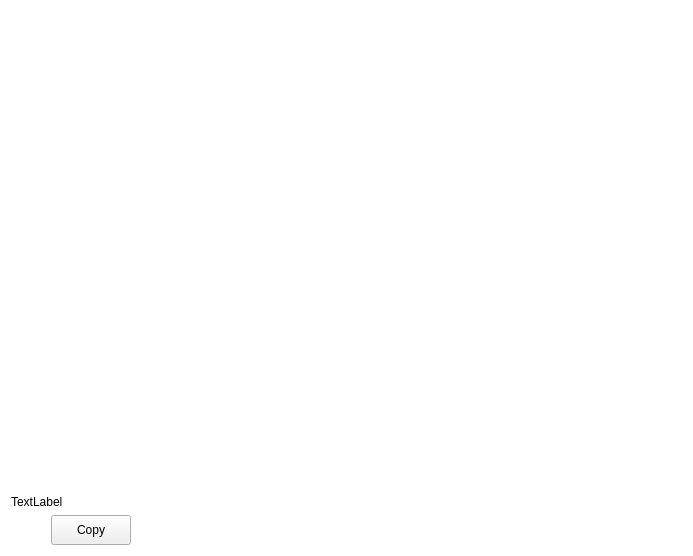
nextcloud/desktop, file src/gui/activitywidget.ui: the form before one commit.
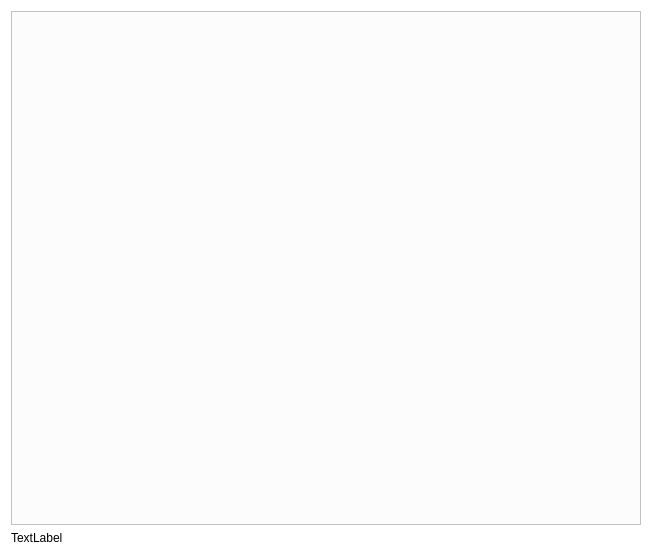
The form after the commit.

Commit message:
Fixes #533: Removes the copy activities/notifications button
- Also removes the signal/slot associated with it.
- Minor changes: removes white background and changes frame style to the
same used in the accountsettings for consistency.

```diff
--- a/src/gui/activitywidget.ui
+++ b/src/gui/activitywidget.ui
@@ -6,7 +6,7 @@
    <rect>
     <x>0</x>
     <y>0</y>
-    <width>693</width>
+    <width>652</width>
     <height>556</height>
    </rect>
   </property>
@@ -77,8 +77,11 @@
   <property name="windowTitle">
    <string>Form</string>
   </property>
-  <layout class="QGridLayout" name="gridLayout">
-   <item row="0" column="0">
+  <layout class="QVBoxLayout" name="verticalLayout">
+   <property name="sizeConstraint">
+    <enum>QLayout::SetDefaultConstraint</enum>
+   </property>
+   <item>
     <widget class="QListView" name="_activityList">
      <property name="sizePolicy">
       <sizepolicy hsizetype="Expanding" vsizetype="Expanding">
@@ -92,18 +95,18 @@
         <colorrole role="Base">
          <brush brushstyle="SolidPattern">
           <color alpha="255">
-           <red>255</red>
-           <green>255</green>
-           <blue>255</blue>
+           <red>252</red>
+           <green>252</green>
+           <blue>252</blue>
           </color>
          </brush>
         </colorrole>
         <colorrole role="Window">
          <brush brushstyle="SolidPattern">
           <color alpha="255">
-           <red>255</red>
-           <green>255</green>
-           <blue>255</blue>
+           <red>252</red>
+           <green>252</green>
+           <blue>252</blue>
           </color>
          </brush>
         </colorrole>
@@ -112,18 +115,18 @@
         <colorrole role="Base">
          <brush brushstyle="SolidPattern">
           <color alpha="255">
-           <red>255</red>
-           <green>255</green>
-           <blue>255</blue>
+           <red>252</red>
+           <green>252</green>
+           <blue>252</blue>
           </color>
          </brush>
         </colorrole>
         <colorrole role="Window">
          <brush brushstyle="SolidPattern">
           <color alpha="255">
-           <red>255</red>
-           <green>255</green>
-           <blue>255</blue>
+           <red>252</red>
+           <green>252</green>
+           <blue>252</blue>
           </color>
          </brush>
         </colorrole>
@@ -132,18 +135,18 @@
         <colorrole role="Base">
          <brush brushstyle="SolidPattern">
           <color alpha="255">
-           <red>255</red>
-           <green>255</green>
-           <blue>255</blue>
+           <red>252</red>
+           <green>252</green>
+           <blue>252</blue>
           </color>
          </brush>
         </colorrole>
         <colorrole role="Window">
          <brush brushstyle="SolidPattern">
           <color alpha="255">
-           <red>255</red>
-           <green>255</green>
-           <blue>255</blue>
+           <red>252</red>
+           <green>252</green>
+           <blue>252</blue>
           </color>
          </brush>
         </colorrole>
@@ -151,13 +154,13 @@
       </palette>
      </property>
      <property name="frameShape">
-      <enum>QFrame::NoFrame</enum>
+      <enum>QFrame::StyledPanel</enum>
      </property>
      <property name="frameShadow">
-      <enum>QFrame::Plain</enum>
+      <enum>QFrame::Sunken</enum>
      </property>
      <property name="lineWidth">
-      <number>0</number>
+      <number>1</number>
      </property>
      <property name="sizeAdjustPolicy">
       <enum>QAbstractScrollArea::AdjustToContents</enum>
@@ -185,7 +188,7 @@
      </property>
     </widget>
    </item>
-   <item row="1" column="0">
+   <item>
     <widget class="QLabel" name="_bottomLabel">
      <property name="sizePolicy">
       <sizepolicy hsizetype="Preferred" vsizetype="Maximum">
@@ -201,28 +204,6 @@
      </property>
     </widget>
    </item>
-   <item row="3" column="0">
-    <widget class="QPushButton" name="_copyButton">
-     <property name="sizePolicy">
-      <sizepolicy hsizetype="Fixed" vsizetype="Fixed">
-       <horstretch>0</horstretch>
-       <verstretch>0</verstretch>
-      </sizepolicy>
-     </property>
-     <property name="minimumSize">
-      <size>
-       <width>120</width>
-       <height>30</height>
-      </size>
-     </property>
-     <property name="styleSheet">
-      <string notr="true">margin-left:40px;</string>
-     </property>
-     <property name="text">
-      <string>Copy</string>
-     </property>
-    </widget>
-   </item>
   </layout>
  </widget>
  <tabstops>
```
The commit also changes 2 other files.
